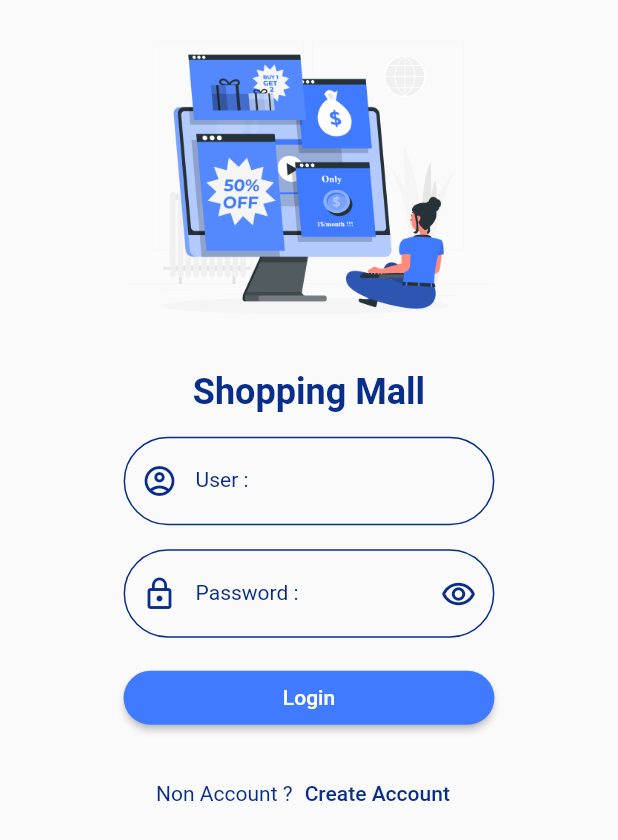
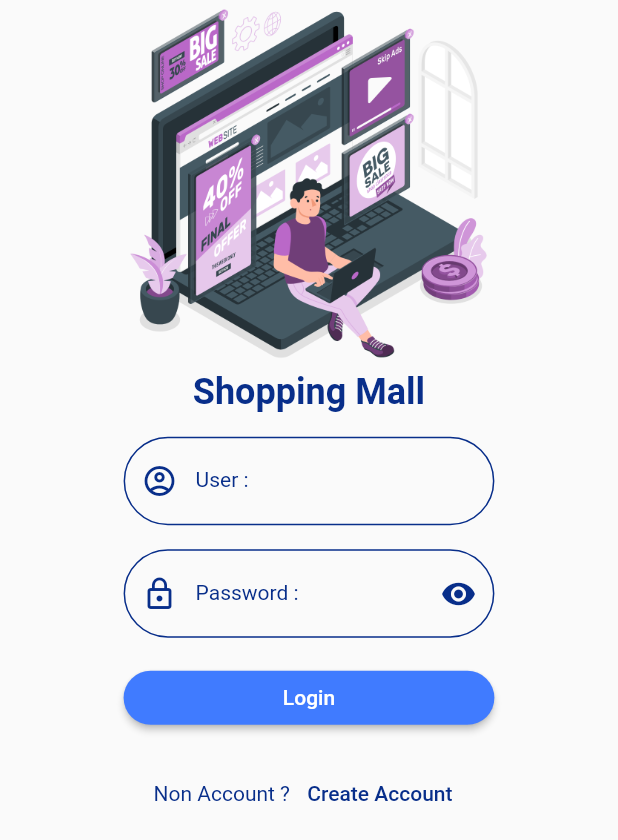
Before and after one commit to ShoteWath/ShoppingMall, a Flutter app: the screen it shows after launch, on a phone screen of 412 x 824 dp. Shown: the top 840 px of the screen. Run offline on Flutter 3.47's test engine with Material 2 defaults, Android fonts, the phone set to English and light mode, and no system bars; our stand-ins replace cached_network_image, dio, geolocator, google_maps_flutter, image_picker, shared_preferences and 1 more; accounts and stored records are empty.

Commit message:
update 6 Oct

```diff
--- a/lib/models/sqlite_model.dart
+++ b/lib/models/sqlite_model.dart
@@ -1,7 +1,7 @@
 import 'dart:convert';
 
 class SQLiteModel {
-  final int id;
+  final int? id;
   final String idSeller;
   final String idProduct;
   final String name;
@@ -9,7 +9,7 @@ class SQLiteModel {
   final String amount;
   final String sum;
   SQLiteModel({
-    required this.id,
+    this.id,
     required this.idSeller,
     required this.idProduct,
     required this.name,
--- a/lib/states/authen.dart
+++ b/lib/states/authen.dart
@@ -17,7 +17,7 @@ class Authen extends StatefulWidget {
 }
 
 class _AuthenState extends State<Authen> {
-  bool statusRedeye = true;
+  bool statusRedEye = true;
   final formKey = GlobalKey<FormState>();
   TextEditingController userController = TextEditingController();
   TextEditingController passwordController = TextEditingController();
@@ -34,7 +34,7 @@ class _AuthenState extends State<Authen> {
             key: formKey,
             child: ListView(
               children: [
-                buildimage(size),
+                buildImage(size),
                 buildAppName(),
                 buildUser(size),
                 buildPassword(size),
@@ -53,7 +53,7 @@ class _AuthenState extends State<Authen> {
       mainAxisAlignment: MainAxisAlignment.center,
       children: [
         ShowTitle(
-          title: 'Non Account ?',
+          title: 'Non Account ? ',
           textStyle: MyConstant().h3Style(),
         ),
         TextButton(
@@ -78,7 +78,7 @@ class _AuthenState extends State<Authen> {
               if (formKey.currentState!.validate()) {
                 String user = userController.text;
                 String password = passwordController.text;
-                print('## user =$user,password = $password ');
+                print('## user = $user, password = $password');
                 checkAuthen(user: user, password: password);
               }
             },
@@ -93,17 +93,18 @@ class _AuthenState extends State<Authen> {
     String apiCheckAuthen =
         '${MyConstant.domain}/shoppingmall/getUserWhereUser.php?isAdd=true&user=$user';
     await Dio().get(apiCheckAuthen).then((value) async {
-      print('## value for API==>>$value');
+      print('## value for API ==>> $value');
       if (value.toString() == 'null') {
         MyDialog()
-            .normalDialog(context, 'User False!!!', 'No $user in my database');
+            .normalDialog(context, 'User False !!!', 'No $user in my Database');
       } else {
         for (var item in json.decode(value.data)) {
           UserModel model = UserModel.fromMap(item);
           if (password == model.password) {
-            // Succese Authen
+            // Success Authen
             String type = model.type;
-            print('## Authen Succese in Type ==>$type');
+            print('## Authen Success in Type ==> $type');
+
             SharedPreferences preferences =
                 await SharedPreferences.getInstance();
             preferences.setString('id', model.id);
@@ -124,11 +125,10 @@ class _AuthenState extends State<Authen> {
                 Navigator.pushNamedAndRemoveUntil(
                     context, MyConstant.routeRiderService, (route) => false);
                 break;
-
               default:
             }
           } else {
-            // Authen False;
+            // Authen False
             MyDialog().normalDialog(context, 'Password False !!!',
                 'Password False Please Try Again');
           }
@@ -191,21 +191,21 @@ class _AuthenState extends State<Authen> {
                 return null;
               }
             },
-            obscureText: statusRedeye,
+            obscureText: statusRedEye,
             decoration: InputDecoration(
               suffixIcon: IconButton(
                 onPressed: () {
                   setState(() {
-                    statusRedeye = !statusRedeye;
+                    statusRedEye = !statusRedEye;
                   });
                 },
-                icon: statusRedeye
+                icon: statusRedEye
                     ? Icon(
-                        Icons.remove_red_eye_outlined,
+                        Icons.remove_red_eye,
                         color: MyConstant.dark,
                       )
                     : Icon(
-                        Icons.remove_red_eye,
+                        Icons.remove_red_eye_outlined,
                         color: MyConstant.dark,
                       ),
               ),
@@ -242,13 +242,13 @@ class _AuthenState extends State<Authen> {
     );
   }
 
-  Row buildimage(double size) {
+  Row buildImage(double size) {
     return Row(
       mainAxisAlignment: MainAxisAlignment.center,
       children: [
         Container(
           width: size * 0.6,
-          child: ShowImage(path: MyConstant.image1),
+          child: ShowImage(path: MyConstant.image4),
         ),
       ],
     );
--- a/lib/utility/my_constant.dart
+++ b/lib/utility/my_constant.dart
@@ -3,7 +3,7 @@ import 'package:flutter/material.dart';
 class MyConstant {
   // Genernal
   static String appName = 'Shopping Mall';
-  static String domain = 'https://05c8-49-230-106-122.ngrok.io';
+  static String domain = 'https://6ba5-49-230-205-246.ngrok.io';
   // Route
   static String routeAuthen = '/authen';
   static String routeCreateAccount = '/createAccount';
```
Also changed, not shown: lib/states/show_product_buyer.dart (+28 -2 lines), lib/utility/sqlite_helper.dart (+9 -3 lines).
